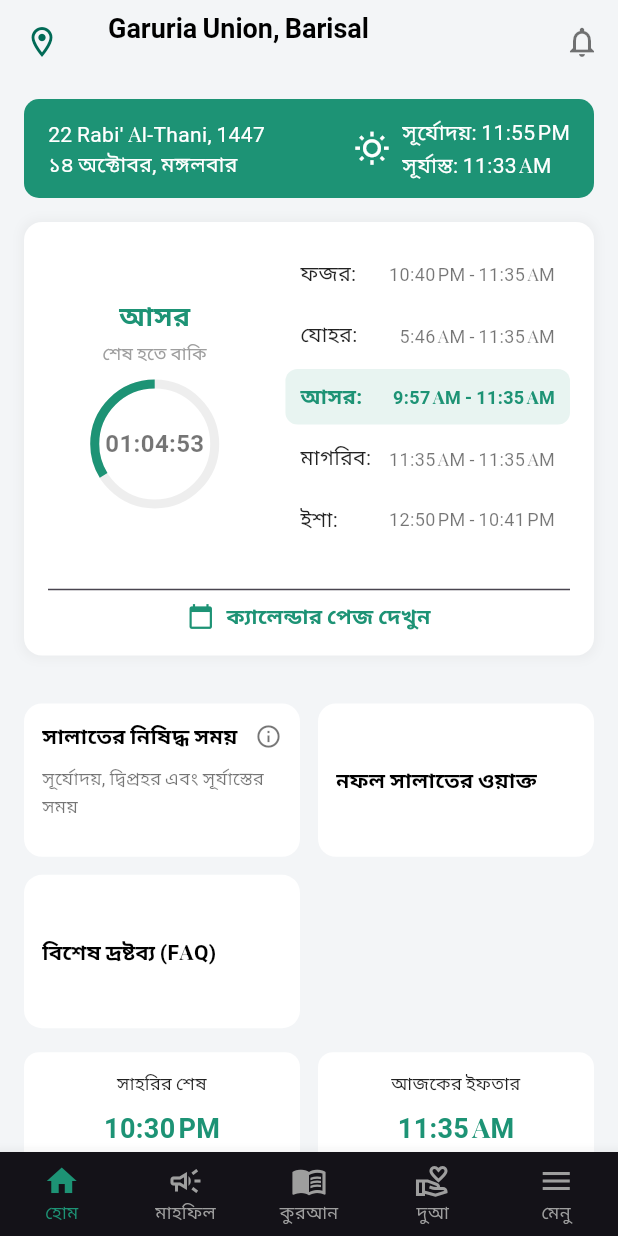
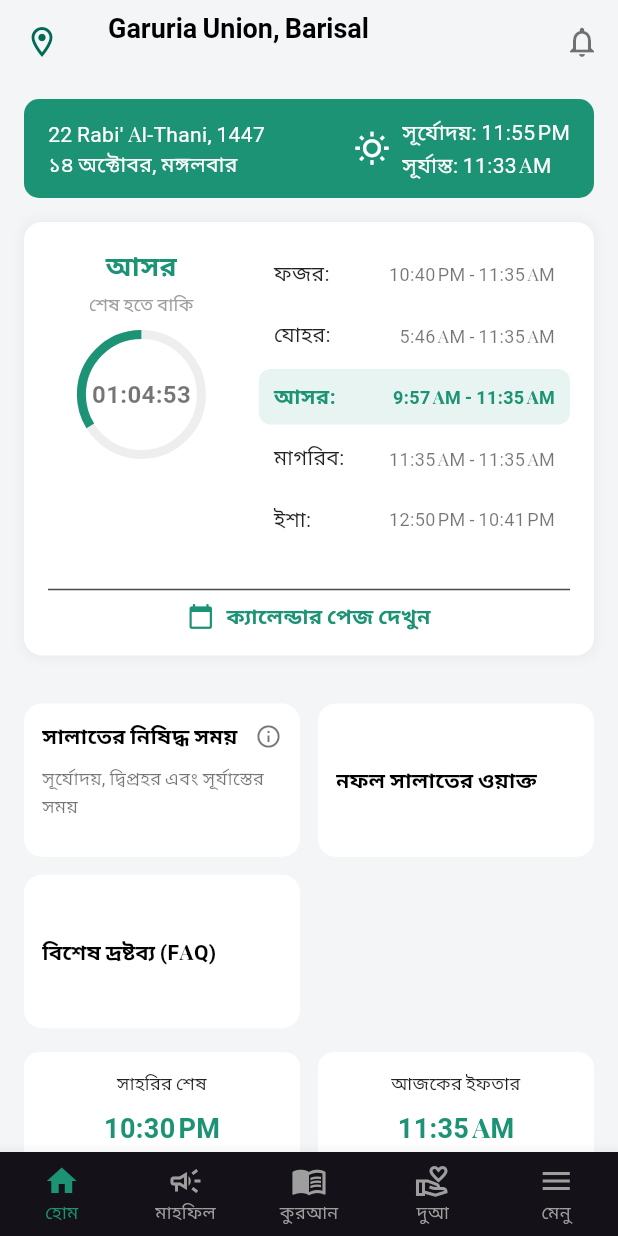
Before and after one commit to Tanvir-136/muslim_day, a Flutter app: the screen it shows after launch, on a phone screen of 412 x 824 dp. Run offline on Flutter 3.47's test engine with Material 3 defaults, Android fonts, the phone set to English and light mode, and no system bars; our stand-ins replace adhan, google_fonts, hijri; missing offline and left inert: quran; Roboto replaces fonts that are missing (HindSiliguri).

Commit message:
10::update prayer_times_card

```diff
--- a/lib/widgets/prayer_times_card.dart
+++ b/lib/widgets/prayer_times_card.dart
@@ -32,7 +32,6 @@ class PrayerTimesCard extends StatelessWidget {
         borderRadius: BorderRadius.circular(12),
         boxShadow: [
           BoxShadow(
-            // ignore: deprecated_member_use
             color: Colors.grey.withOpacity(0.1),
             spreadRadius: 2,
             blurRadius: 5,
@@ -42,8 +41,10 @@ class PrayerTimesCard extends StatelessWidget {
       child: Column(
         children: [
           Row(
-            crossAxisAlignment: CrossAxisAlignment.center,
+            // Aligning to the top makes the layout look cleaner
+            crossAxisAlignment: CrossAxisAlignment.start,
             children: [
+              // The Expanded widgets are now here to control the main layout
               _buildProgressIndicator(),
               const SizedBox(width: 16),
               _buildPrayerList(),
@@ -72,6 +73,7 @@ class PrayerTimesCard extends StatelessWidget {
 
   // This widget now builds the progress bar
   Widget _buildProgressIndicator() {
+    // CORRECTED: The flex ratio is adjusted to give this section less space
     return Expanded(
       flex: 3,
       child: Column(
@@ -82,6 +84,7 @@ class PrayerTimesCard extends StatelessWidget {
                 fontSize: 18,
                 fontWeight: FontWeight.bold,
                 color: Color(0xFF1D9375)),
+            textAlign: TextAlign.center,
           ),
           const SizedBox(height: 4),
           const Text(
@@ -137,19 +140,20 @@ class PrayerTimesCard extends StatelessWidget {
       return prayerTimes.timeForPrayer(prayerTimes.nextPrayer())!;
     }
 
+    // CORRECTED: The flex ratio is adjusted to give this section MORE space
     return Expanded(
-      flex: 4,
+      flex: 5,
       child: Column(
         children: [
-          _prayerRow('ফজর: ', prayerTimes.fajr, getEndTime(Prayer.fajr),
+          _prayerRow('ফজর:', prayerTimes.fajr, getEndTime(Prayer.fajr),
               isActive: currentPrayer == Prayer.fajr),
-          _prayerRow('যোহর: ', prayerTimes.dhuhr, getEndTime(Prayer.dhuhr),
+          _prayerRow('যোহর:', prayerTimes.dhuhr, getEndTime(Prayer.dhuhr),
               isActive: currentPrayer == Prayer.dhuhr),
-          _prayerRow('আসর: ', prayerTimes.asr, getEndTime(Prayer.asr),
+          _prayerRow('আসর:', prayerTimes.asr, getEndTime(Prayer.asr),
               isActive: currentPrayer == Prayer.asr),
-          _prayerRow('মাগরিব: ', prayerTimes.maghrib, getEndTime(Prayer.maghrib),
+          _prayerRow('মাগরিব:', prayerTimes.maghrib, getEndTime(Prayer.maghrib),
               isActive: currentPrayer == Prayer.maghrib),
-          _prayerRow('ইশা: ', prayerTimes.isha, getEndTime(Prayer.isha),
+          _prayerRow('ইশা:', prayerTimes.isha, getEndTime(Prayer.isha),
               isActive: currentPrayer == Prayer.isha),
         ],
       ),
@@ -167,13 +171,11 @@ class PrayerTimesCard extends StatelessWidget {
       margin: const EdgeInsets.only(bottom: 4.0),
       decoration: BoxDecoration(
         color: isActive
-            // ignore: deprecated_member_use
             ? const Color(0xFF1D9375).withOpacity(0.1)
             : Colors.transparent,
         borderRadius: BorderRadius.circular(8),
       ),
       child: Row(
-        mainAxisAlignment: MainAxisAlignment.spaceBetween,
         children: [
           Text(
             name,
@@ -182,12 +184,21 @@ class PrayerTimesCard extends StatelessWidget {
               color: isActive ? const Color(0xFF1D9375) : Colors.black87,
             ),
           ),
-          Text(
-            timeRange,
-            style: TextStyle(
-              fontWeight: isActive ? FontWeight.bold : FontWeight.normal,
-              color: isActive ? const Color(0xFF1D9375) : Colors.black54,
-              fontSize: 12,
+          const SizedBox(width: 8),
+
+          // --- CORRECTED: FittedBox has been removed ---
+          // The Text widget is now inside a simple Expanded.
+          Expanded(
+            child: Text(
+              timeRange,
+              textAlign: TextAlign.right,
+              softWrap: false,
+              overflow: TextOverflow.clip,
+              style: TextStyle(
+                fontWeight: isActive ? FontWeight.bold : FontWeight.normal,
+                color: isActive ? const Color(0xFF1D9375) : Colors.black54,
+                fontSize: 12,
+              ),
             ),
           ),
         ],
```
